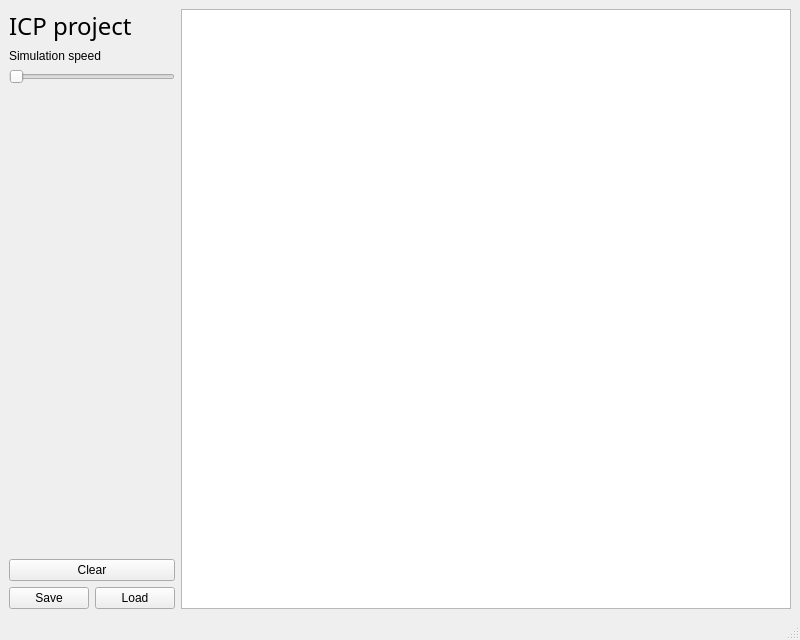
Above: src/mainwindow.ui from jakubvsetecka/autonomous-robot-simulation before the change. Below: the same form after it.
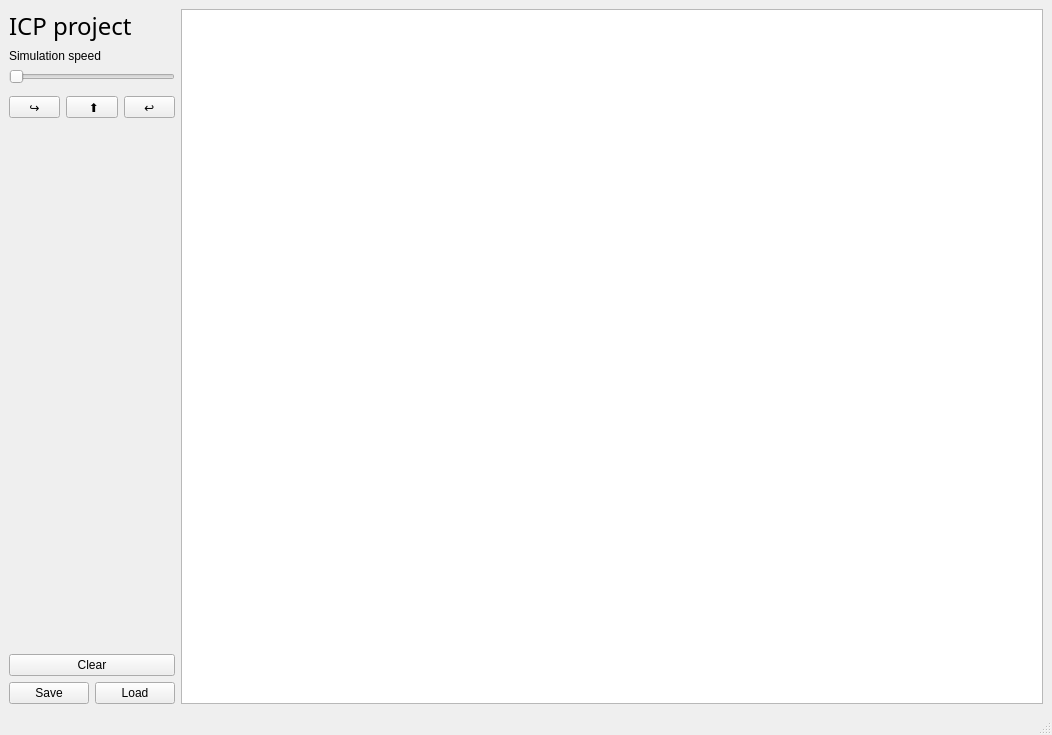
That is the form after the change. Custom widgets are drawn as their Qt base class.

Commit message: feat: :sparkles: buttons for robot navigation

```diff
--- a/src/mainwindow.ui
+++ b/src/mainwindow.ui
@@ -6,8 +6,8 @@
             <rect>
                 <x>0</x>
                 <y>0</y>
-                <width>800</width>
-                <height>640</height>
+    <width>1052</width>
+    <height>735</height>
             </rect>
         </property>
         <property name="windowTitle">
@@ -67,6 +67,55 @@
                                 </property>
                             </widget>
                         </item>
+      <item>
+       <layout class="QHBoxLayout" name="horizontalLayout_3">
+        <property name="sizeConstraint">
+         <enum>QLayout::SetMinimumSize</enum>
+        </property>
+        <property name="topMargin">
+         <number>0</number>
+        </property>
+        <item>
+         <widget class="QToolButton" name="goLeft">
+          <property name="sizePolicy">
+           <sizepolicy hsizetype="Preferred" vsizetype="Fixed">
+            <horstretch>0</horstretch>
+            <verstretch>0</verstretch>
+           </sizepolicy>
+          </property>
+          <property name="text">
+           <string>↪️</string>
+          </property>
+         </widget>
+        </item>
+        <item>
+         <widget class="QToolButton" name="goStraight">
+          <property name="sizePolicy">
+           <sizepolicy hsizetype="Preferred" vsizetype="Fixed">
+            <horstretch>0</horstretch>
+            <verstretch>0</verstretch>
+           </sizepolicy>
+          </property>
+          <property name="text">
+           <string> ⬆️</string>
+          </property>
+         </widget>
+        </item>
+        <item>
+         <widget class="QToolButton" name="goRight">
+          <property name="sizePolicy">
+           <sizepolicy hsizetype="Preferred" vsizetype="Fixed">
+            <horstretch>0</horstretch>
+            <verstretch>0</verstretch>
+           </sizepolicy>
+          </property>
+          <property name="text">
+           <string>↩️</string>
+          </property>
+         </widget>
+        </item>
+       </layout>
+      </item>
                         <item>
                             <spacer name="verticalSpacer">
                                 <property name="orientation">
```
Left out of the diff: 4 changed lines with no effect on the pictures. Lines whose indentation alone changed are shown as unchanged. The commit also changes 5 other files.
